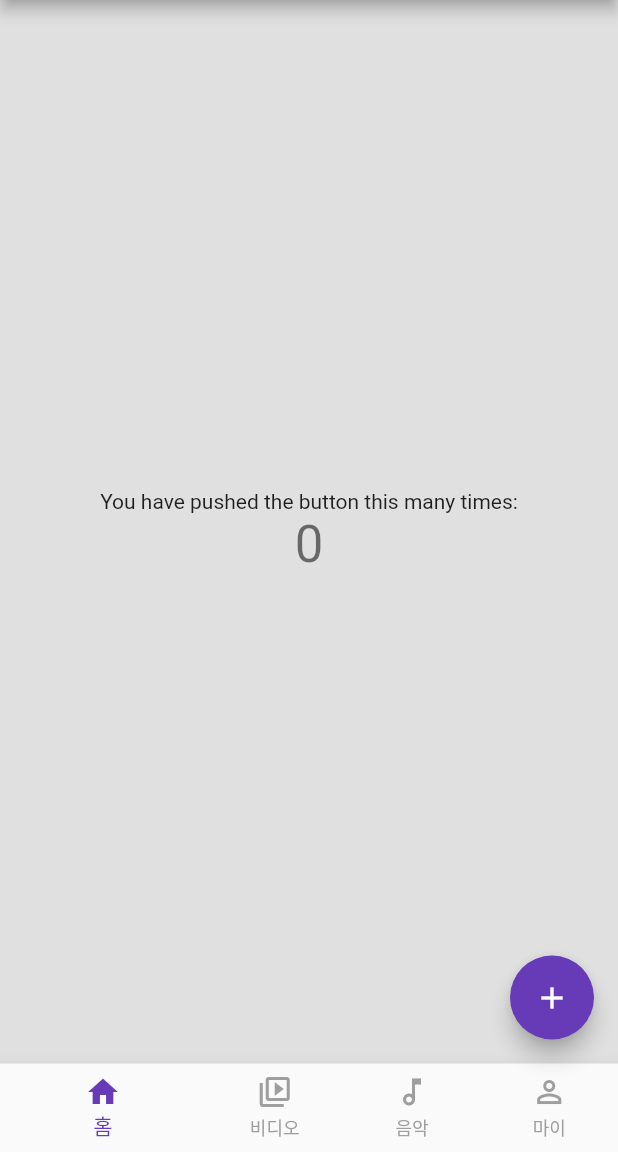
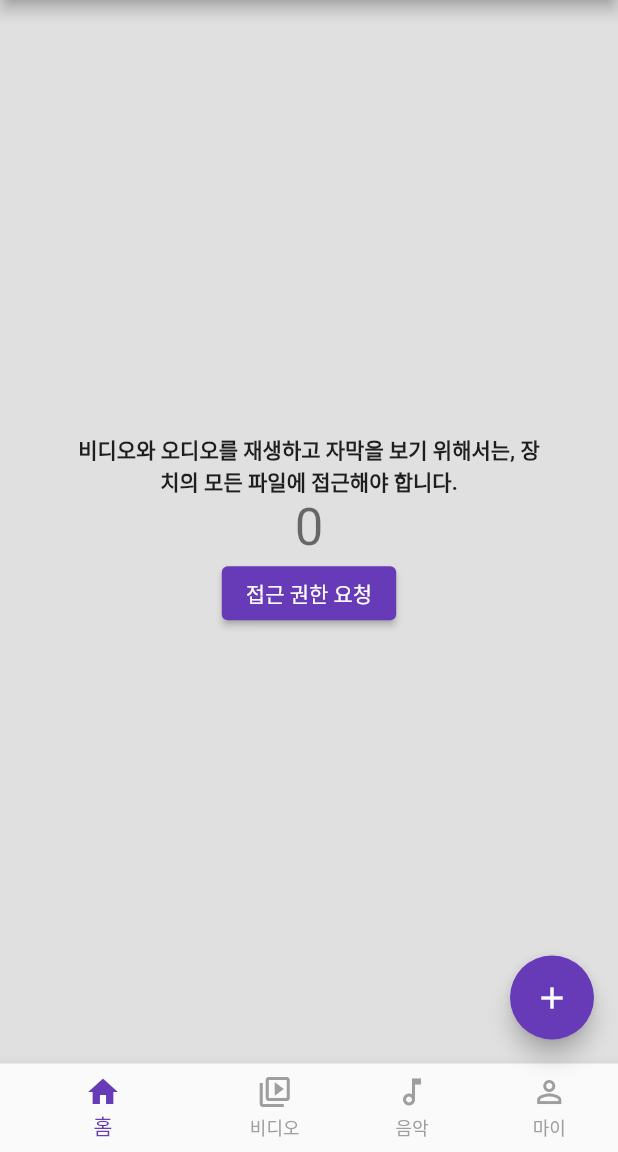
Before and after one commit to kangsudal/flutter_kmplayer, a Flutter app: the screen it shows after launch, on a phone screen of 412 x 824 dp, the part 84-1236 px from its top. Run offline on Flutter 3.47's test engine with Material 2 defaults, Android fonts, the light colour scheme and no system bars; missing offline and left inert: app_settings.

Commit message:
create app setting button

```diff
--- a/lib/main.dart
+++ b/lib/main.dart
@@ -1,3 +1,4 @@
+import 'package:app_settings/app_settings.dart';
 import 'package:flutter/material.dart';
 
 void main() {
@@ -30,11 +31,19 @@ class MyHomePage extends StatefulWidget {
 
 class _MyHomePageState extends State<MyHomePage> {
   int _counter = 0;
+  bool _accessible = false;
   List<BottomNavigationBarItem> _btmNavList;
 
   void _incrementCounter() {
     setState(() {
       _counter++;
+    });
+  }
+
+  void _checkPermission() {
+    setState(() {
+      //외부저장소 권한을 체크한다
+      _accessible = true;
     });
   }
 
@@ -45,12 +54,13 @@ class _MyHomePageState extends State<MyHomePage> {
       appBar: AppBar(
         title: Text(widget.title),
       ),
-      body: PermissionWidget(counter: _counter),
+      body: PermissionWidget(counter: _counter, accessible: _accessible),
       floatingActionButton: FloatingActionButton(
         onPressed: _incrementCounter,
         tooltip: 'Increment',
         child: Icon(Icons.add),
-      ), // This trailing comma makes auto-formatting nicer for build methods.
+      ),
+      // This trailing comma makes auto-formatting nicer for build methods.
       bottomNavigationBar: BottomNavigationBar(
         showUnselectedLabels: true,
         unselectedItemColor: Colors.grey,
@@ -73,7 +83,6 @@ class _MyHomePageState extends State<MyHomePage> {
             label: '마이',
           ),
         ],
-
       ),
     );
   }
@@ -83,25 +92,46 @@ class PermissionWidget extends StatelessWidget {
   const PermissionWidget({
     Key key,
     @required int counter,
-  }) : _counter = counter, super(key: key);
+    @required bool accessible,
+  })  : _counter = counter,
+        _accessible = accessible,
+        super(key: key);
 
   final int _counter;
+  final bool _accessible;
 
   @override
   Widget build(BuildContext context) {
-    return Center(
+    if (_accessible == true) {
+      Text("show permission granted repository tree");
+    } else {
+      return Padding(
+        padding: const EdgeInsets.all(50.0),
+        child: Center(
           child: Column(
             mainAxisAlignment: MainAxisAlignment.center,
             children: <Widget>[
               Text(
-            'You have pushed the button this many times:',
+                '비디오와 오디오를 재생하고 자막을 보기 위해서는, 장치의 모든 파일에 접근해야 합니다.',
+                style: TextStyle(
+                  fontWeight: FontWeight.bold,
+                ),
+                textAlign: TextAlign.center,
               ),
               Text(
                 '$_counter',
                 style: Theme.of(context).textTheme.headline4,
               ),
+              ElevatedButton(
+                onPressed: () {
+                  AppSettings.openAppSettings();
+                },
+                child: Text("접근 권한 요청"),
+              ),
             ],
+          ),
         ),
       );
     }
   }
+}
--- a/pubspec.yaml
+++ b/pubspec.yaml
@@ -21,6 +21,7 @@ environment:
   sdk: ">=2.7.0 <3.0.0"
 
 dependencies:
+  app_settings: ^4.1.1
   flutter:
     sdk: flutter
 
```
Also changed, not shown: pubspec.lock. Lines whose indentation alone changed are shown as unchanged.
